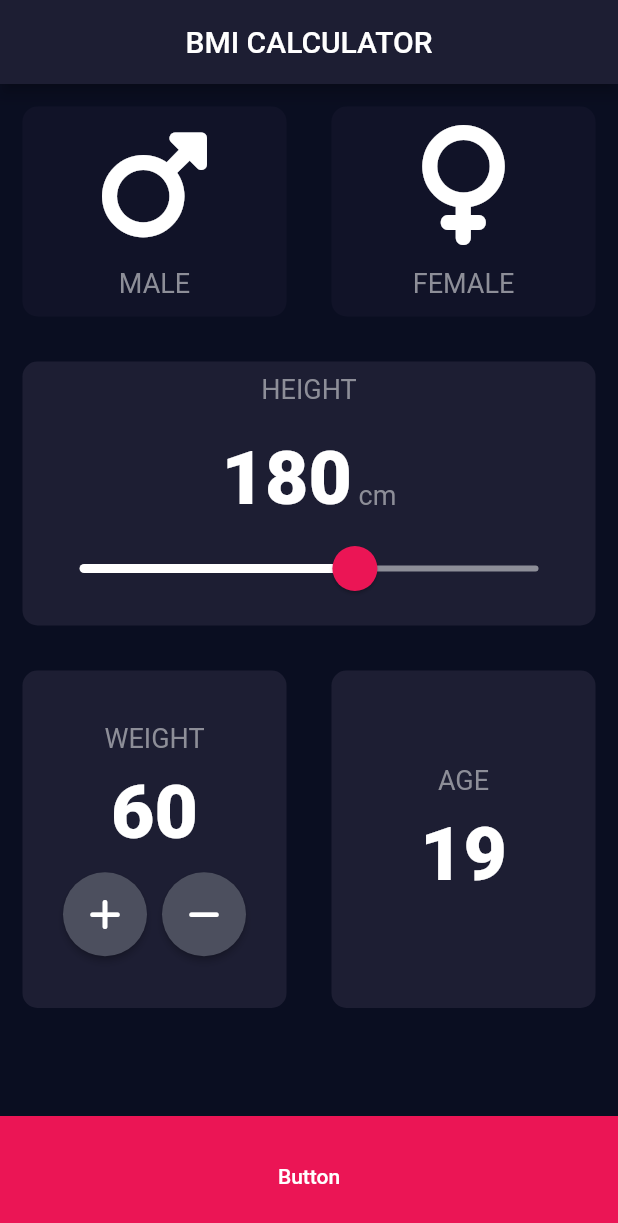
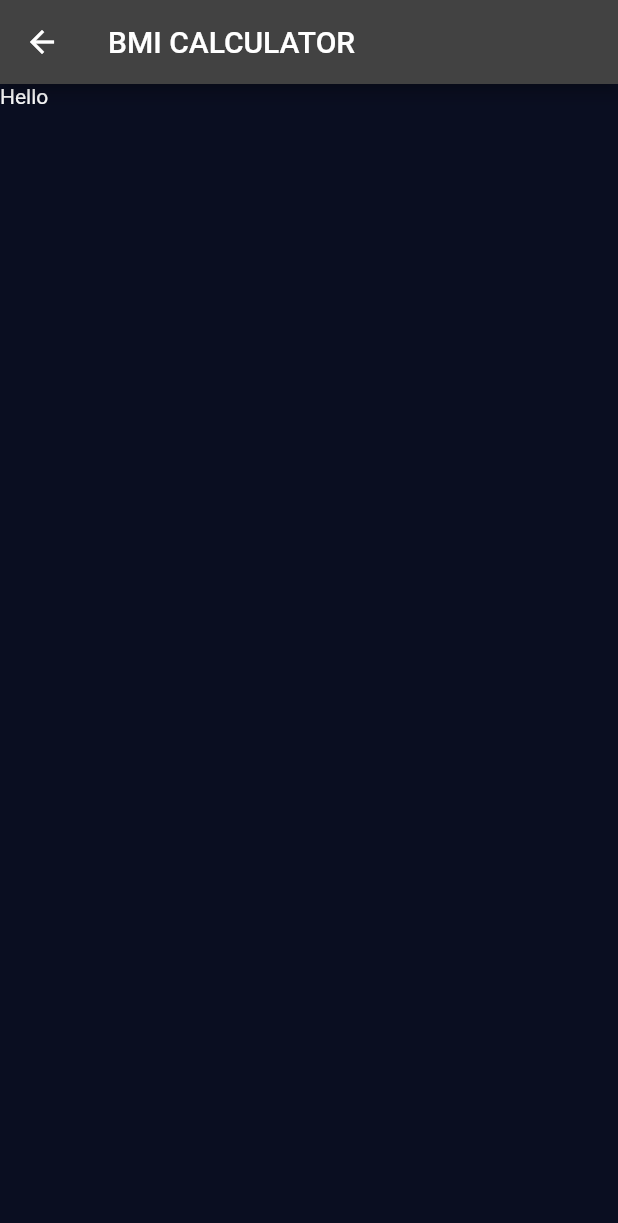
Before and after one commit to manoharacharyaa/bmicalculator, a Flutter app: the screen it shows after launch, after a tap on "Button", on a phone screen of 412 x 824 dp. Shown: the top 1223 px of the screen. Run offline on Flutter 3.47's test engine with Material 2 defaults, Android fonts, the phone set to English and light mode, and no system bars; our stand-ins replace font_awesome_flutter.

Commit message:
Navigating to result_page

```diff
--- a/lib/input_page.dart
+++ b/lib/input_page.dart
@@ -1,12 +1,16 @@
 import 'package:bmicalculator/resuable_card.dart';
+import 'package:bmicalculator/result_page.dart';
 import 'package:bmicalculator/widgets/build_round_btn.dart';
 import 'package:flutter/material.dart';
 import 'package:font_awesome_flutter/font_awesome_flutter.dart';
-
 import 'constants.dart';
 import 'icon_content.dart';
 
-enum Gender { male, female, other }
+enum Gender {
+  male,
+  female,
+  other,
+}
 
 class InputPage extends StatefulWidget {
   const InputPage({super.key});
@@ -23,13 +27,25 @@ class _InputPageState extends State<InputPage> {
 
   void incrementWeight() {
     setState(() {
-      weight = weight + 1;
+      weight++;
     });
   }
 
   void decreentWeight() {
     setState(() {
-      weight = weight - 1;
+      weight--;
+    });
+  }
+
+  void incrementAge() {
+    setState(() {
+      age++;
+    });
+  }
+
+  void decrementAge() {
+    setState(() {
+      age--;
     });
   }
 
@@ -41,15 +57,28 @@ class _InputPageState extends State<InputPage> {
         centerTitle: true,
         backgroundColor: Color(0xFF1D1E33),
       ),
-      bottomNavigationBar: Container(
+      bottomNavigationBar: GestureDetector(
+        onTap: () {},
+        child: Container(
           color: kBottomContainerColour,
           margin: EdgeInsets.only(top: 10),
           width: double.infinity,
           height: kBottomContainerHeight,
           child: TextButton(
             style: TextButton.styleFrom(foregroundColor: Colors.white),
-            onPressed: () {},
-            child: Center(child: Text("Button"))),
+            onPressed: () {
+              Navigator.push(
+                context,
+                MaterialPageRoute(
+                  builder: (context) => ResultsPage(),
+                ),
+              );
+            },
+            child: Center(
+              child: Text("Button"),
+            ),
+          ),
+        ),
       ),
       body: ListView(
         children: [
@@ -175,13 +204,15 @@ class _InputPageState extends State<InputPage> {
                           children: [
                             RoundIconButton(
                               icon: FontAwesomeIcons.plus,
-                                handler: incrementWeight),
+                              handler: incrementWeight,
+                            ),
                             SizedBox(
                               width: 10,
                             ),
                             RoundIconButton(
                               icon: FontAwesomeIcons.minus,
-                                handler: decreentWeight)
+                              handler: decreentWeight,
+                            ),
                           ],
                         ),
                       ],
@@ -207,13 +238,17 @@ class _InputPageState extends State<InputPage> {
                         Row(
                           mainAxisAlignment: MainAxisAlignment.center,
                           children: [
-                            // RoundIconButton(
-                            //   FontAwesomeIcons.minus,
-                            // ),
-                            // SizedBox(width: 10),
-                            // RoundIconButton(
-                            //   FontAwesomeIcons.plus,
-                            // ),
+                            RoundIconButton(
+                              icon: FontAwesomeIcons.plus,
+                              handler: incrementAge,
+                            ),
+                            SizedBox(
+                              width: 10,
+                            ),
+                            RoundIconButton(
+                              icon: FontAwesomeIcons.minus,
+                              handler: decrementAge,
+                            ),
                           ],
                         ),
                       ],
--- /dev/null
+++ b/lib/result_page.dart
@@ -0,0 +1,15 @@
+import 'package:flutter/material.dart';
+
+class ResultsPage extends StatelessWidget {
+  const ResultsPage({super.key});
+
+  @override
+  Widget build(BuildContext context) {
+    return Scaffold(
+      appBar: AppBar(
+        title: Text('BMI CALCULATOR'),
+      ),
+      body: Text('Hello'),
+    );
+  }
+}
```
Also changed, not shown: pubspec.lock. Lines whose indentation alone changed are shown as unchanged.
